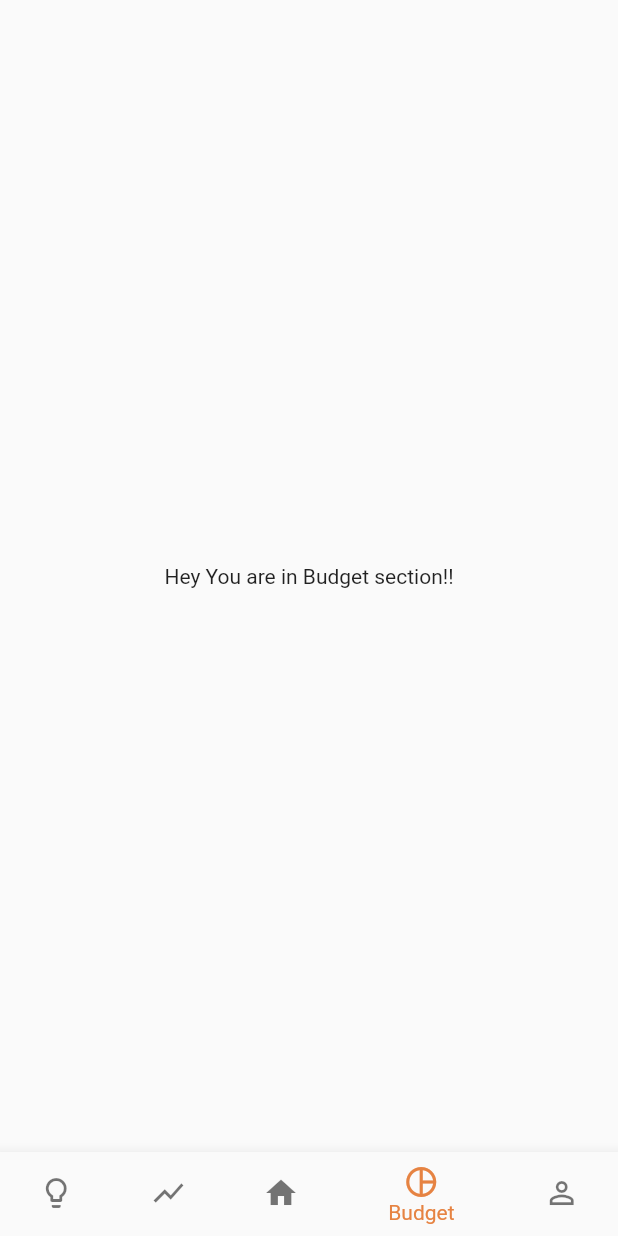
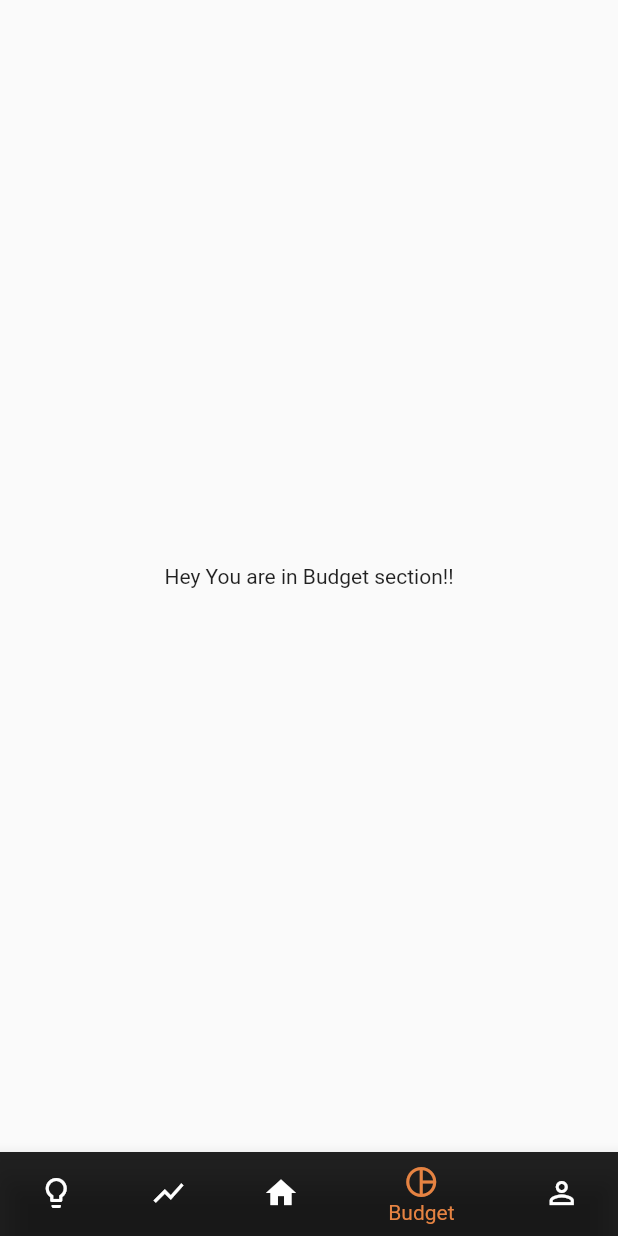
Before and after one commit to 17BTCS023/capstone, a Flutter app: the screen it shows after launch, item 4 of the bottom bar chosen, on a phone screen of 412 x 824 dp. Run offline on Flutter 3.47's test engine with Material 2 defaults, Android fonts, the phone set to English and light mode, and no system bars; our stand-ins replace flutter_svg.

Commit message:
changed color of bottom nav bar

```diff
--- a/lib/widgets/nav.dart
+++ b/lib/widgets/nav.dart
@@ -45,32 +45,37 @@ class _NavState extends State<Nav> {
       bottomNavigationBar: BottomNavigationBar(
         items: <BottomNavigationBarItem>[
           BottomNavigationBarItem(
-            icon: Icon(Icons.lightbulb_outline),
-            title: Text('Learn'),
+            icon: Icon(Icons.lightbulb_outline,),
+            label: "Learn",
+            backgroundColor: Colors.black87
           ),
           BottomNavigationBarItem(
             icon: Icon(Icons.show_chart),
-            title: Text('Invest'),
+            label: 'Invest',
+            backgroundColor: Colors.black87
           ),
             BottomNavigationBarItem(
             icon: Icon(Icons.home),
-            title: Text('Home'),
+            label: 'Home',
+            backgroundColor: Colors.black87
           ),
           BottomNavigationBarItem(
             icon: Icon(Icons.pie_chart_outlined),
-            title: Text('Budget'),
+            label: 'Budget',
+            backgroundColor: Colors.black87
           ),
           BottomNavigationBarItem(
             icon: Icon(Icons.person_outline),
-            title: Text('Profile'),
+            label: 'Profile',
+            backgroundColor: Colors.black87
           ),
       ],
       currentIndex: _selectedIndex,
       onTap: _onItemTap,
       backgroundColor: kBackgroundColor,
       selectedItemColor: kActiveIconColor,
-      unselectedItemColor: kInactiveIconColor,
-      //type: BottomNavigationBarType.fixed,
+      //unselectedItemColor: kInactiveIconColor,
+      type: BottomNavigationBarType.shifting,
       )
       ,
     );
```
Also changed, not shown: pubspec.lock.
